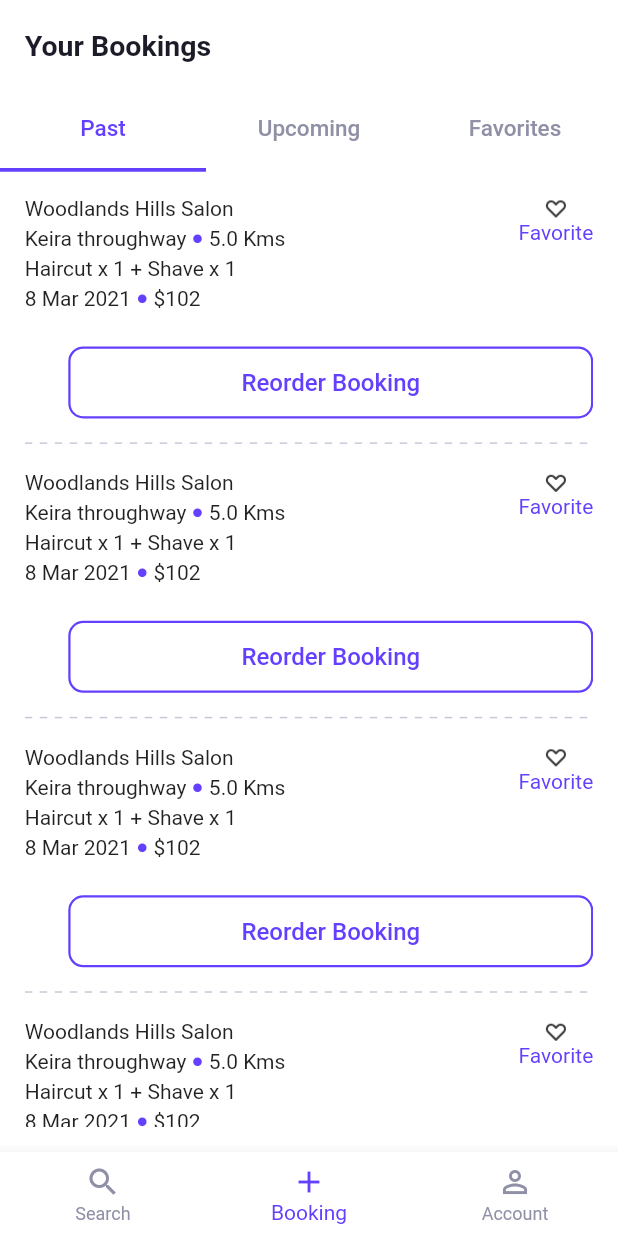
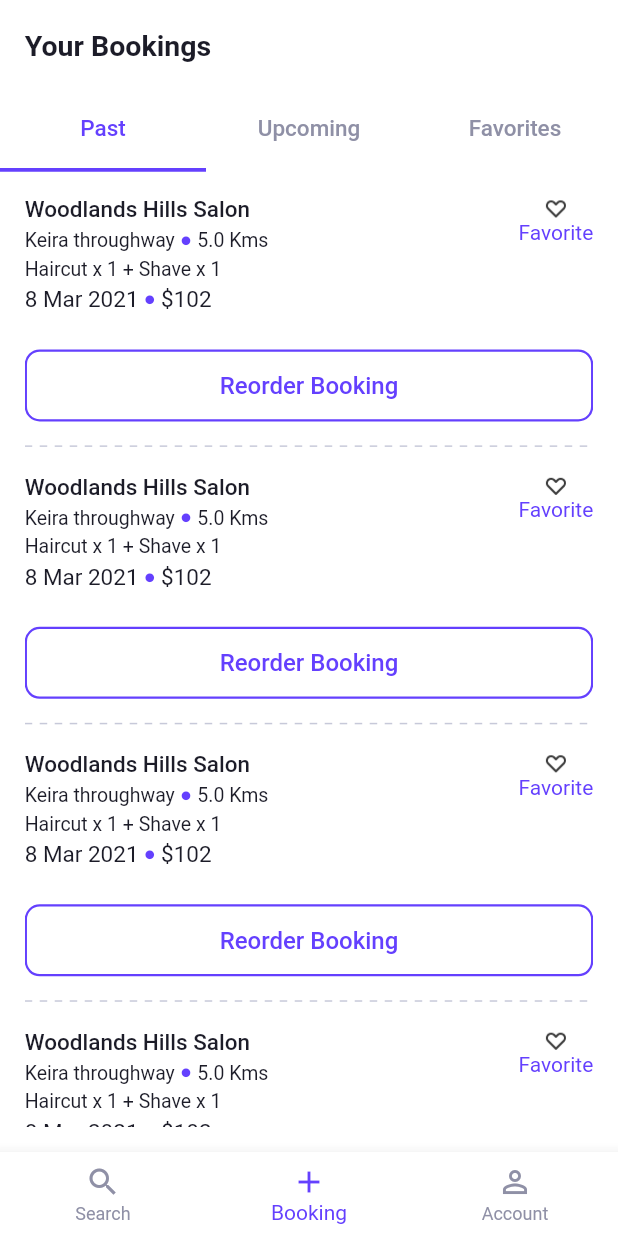
Before and after one commit to gurkanfikretgunak/template_team_app, a Flutter app: the screen it shows after launch, item 2 of the bottom bar chosen, on a phone screen of 412 x 824 dp. Run offline on Flutter 3.47's test engine with Material 2 defaults, Android fonts, the phone set to English and light mode, and no system bars; our stand-ins replace mask_text_input_formatter, pin_code_fields.

Commit message:
fix:booking_card colors and overflow

```diff
--- a/client/lib/app/widgets/list_items/widgets/booking_card.dart
+++ b/client/lib/app/widgets/list_items/widgets/booking_card.dart
@@ -2,6 +2,7 @@ import 'package:client/app/widgets/buttons/buttons_widgets.dart';
 import 'package:client/app/widgets/buttons/widgets/button_color.dart';
 import 'package:client/app/widgets/buttons/widgets/button_size.dart';
 import 'package:client/app/widgets/image_viewer/icons/widgets/favorite_icon.dart';
+import 'package:client/core/constans/text_constants.dart';
 import 'package:flutter/material.dart';
 
 class BookingCard extends StatelessWidget {
@@ -37,20 +38,20 @@ class BookingCard extends StatelessWidget {
               direction: Axis.vertical,
               spacing: 4,
               children: [
-                Text(title ?? 'Woodlands Hills Salon'),
+                Text(title ?? 'Woodlands Hills Salon', style: TextConstants.instance.label1),
                 Row(
                   children: [
-                    Text(location ?? 'Keira throughway'),
+                    Text(location ?? 'Keira throughway', style: TextConstants.instance.subtitle2),
                     const DotIconWidget(),
-                    Text(distance ?? '5.0 Kms'),
+                    Text(distance ?? '5.0 Kms', style: TextConstants.instance.subtitle2),
                   ],
                 ),
-                Text(desc ?? 'Haircut x 1 + Shave x 1'),
+                Text(desc ?? 'Haircut x 1 + Shave x 1', style: TextConstants.instance.subtitle2),
                 Row(
                   children: [
-                    Text(date ?? '8 Mar 2021'),
+                    Text(date ?? '8 Mar 2021', style: TextConstants.instance.subtitle1),
                     const DotIconWidget(),
-                    Text(price ?? '\$102'),
+                    Text(price ?? '\$102', style: TextConstants.instance.subtitle1),
                   ],
                 ),
               ],
@@ -72,11 +73,13 @@ class BookingCard extends StatelessWidget {
                       color: ButtonColor.red,
                     )
                   : const SizedBox.shrink(),
-              CustomOutlinedButton(
-                onPressed: () {},
-                text: 'Reorder Booking',
-                buttonSize: ButtonSize.large,
-                padding: const EdgeInsets.all(8),
+              Expanded(
+                child: CustomOutlinedButton(
+                  onPressed: () {},
+                  text: 'Reorder Booking',
+                  buttonSize: ButtonSize.large,
+                  padding: const EdgeInsets.all(8),
+                ),
               ),
             ],
           ),
```
